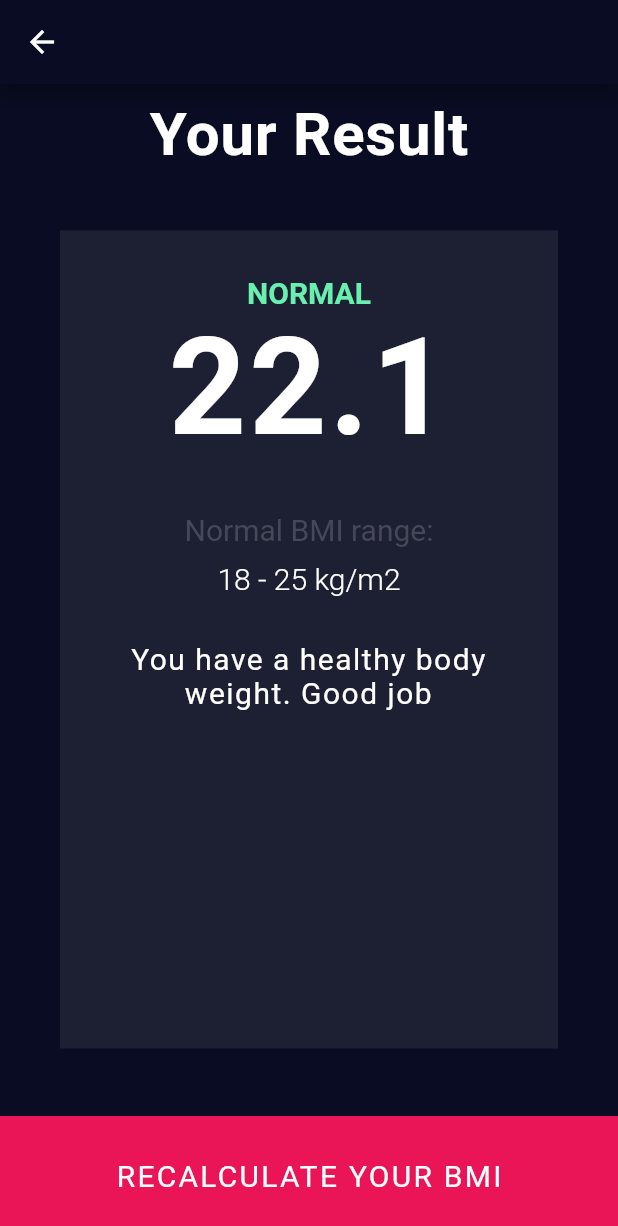
After one commit to Hasib-cirkut/bmi_calculator_flutter, a Flutter app: the ResultPage screen opened directly, on a phone screen of 412 x 824 dp. The commit adds this screen. Shown: the top 1226 px of the screen. Run offline on Flutter 3.47's test engine with Material 2 defaults, Android fonts, the phone set to English and light mode, and no system bars; our stand-ins replace font_awesome_flutter.

Commit message:
:sparkles: added results page

```diff
--- a/lib/input_page.dart
+++ b/lib/input_page.dart
@@ -1,6 +1,7 @@
 import 'package:flutter/material.dart';
 import 'package:font_awesome_flutter/font_awesome_flutter.dart';
 import 'constatnts.dart';
+import 'result_page.dart';
 
 const Color inactiveCardColor = Color(0xFF0d102b);
 const Color activeCardColor = Color(0xFF1D2033);
@@ -147,6 +148,7 @@ class _InputPageState extends State<InputPage> {
                       which: 'weight',
                       val: weight,
                       label: 'weight',
+                      subLable: 'kg',
                       onPressedPlus: () {
                         setState(() {
                           weight++;
@@ -183,7 +185,12 @@ class _InputPageState extends State<InputPage> {
               ],
             ),
           ),
-          Container(
+          GestureDetector(
+            onTap: () {
+              Navigator.push(context,
+                  MaterialPageRoute(builder: (context) => ResultPage()));
+            },
+            child: Container(
               child: Center(
                 child: Text(
                   'Calculate your bmi'.toUpperCase(),
@@ -198,6 +205,7 @@ class _InputPageState extends State<InputPage> {
               height: 80,
               width: double.infinity,
             ),
+          ),
         ],
       ),
     );
@@ -210,11 +218,13 @@ class ReusableCounter extends StatelessWidget {
       @required this.label,
       @required this.val,
       @required this.onPressedPlus,
-      @required this.onPressedMinus});
+      @required this.onPressedMinus,
+      @required this.subLabel});
 
   final String which;
   final String label;
   final int val;
+  final String subLabel;
   final Function onPressedPlus;
   final Function onPressedMinus;
 
--- /dev/null
+++ b/lib/result_page.dart
@@ -0,0 +1,113 @@
+import 'package:flutter/material.dart';
+
+class ResultPage extends StatelessWidget {
+  @override
+  Widget build(BuildContext context) {
+    return Scaffold(
+      appBar: AppBar(),
+      body: Column(
+        mainAxisAlignment: MainAxisAlignment.center,
+        children: <Widget>[
+          Expanded(
+            flex: 1,
+            child: Container(
+              margin: EdgeInsets.symmetric(vertical: 10),
+              child: Text(
+                'Your Result',
+                style: TextStyle(
+                    fontSize: 40,
+                    fontWeight: FontWeight.bold,
+                    letterSpacing: 0.5),
+              ),
+            ),
+          ),
+          Expanded(
+            flex: 6,
+            child: Padding(
+              padding: const EdgeInsets.only(left: 40, right: 40, bottom: 40),
+              child: Container(
+                width: double.infinity,
+                color: Color(0xFF1D2033),
+                child: Padding(
+                  padding: const EdgeInsets.all(30.0),
+                  child: Column(
+                    children: <Widget>[
+                      Text(
+                        'NORMAL',
+                        style: TextStyle(
+                            fontSize: 20,
+                            fontWeight: FontWeight.w600,
+                            color: Colors.greenAccent),
+                      ),
+                      Text(
+                        '22.1',
+                        style: TextStyle(
+                            fontSize: 90,
+                            fontWeight: FontWeight.w700,
+                            color: Colors.white,
+                            letterSpacing: 2),
+                      ),
+                      SizedBox(
+                        height: 30,
+                      ),
+                      Text(
+                        'Normal BMI range:',
+                        style: TextStyle(
+                            fontSize: 20,
+                            fontWeight: FontWeight.w400,
+                            color: Color(0xFF464858)),
+                      ),
+                      SizedBox(
+                        height: 10,
+                      ),
+                      Text(
+                        '18 - 25 kg/m2',
+                        style: TextStyle(
+                            fontSize: 20,
+                            fontWeight: FontWeight.w300,
+                            color: Colors.white),
+                      ),
+                      SizedBox(
+                        height: 30,
+                      ),
+                      Text(
+                        'You have a healthy body weight. Good job',
+                        textAlign: TextAlign.center,
+                        style: TextStyle(
+                          fontSize: 20,
+                          fontWeight: FontWeight.w400,
+                          color: Colors.white,
+                          letterSpacing: 1,
+                        ),
+                      ),
+                    ],
+                  ),
+                ),
+              ),
+            ),
+          ),
+          GestureDetector(
+            onTap: () {
+              Navigator.pop(context);
+            },
+            child: Container(
+              child: Center(
+                child: Text(
+                  'reCalculate your bmi'.toUpperCase(),
+                  style: TextStyle(
+                      fontSize: 20,
+                      letterSpacing: 1.5,
+                      fontWeight: FontWeight.w400),
+                ),
+              ),
+              color: Color(0xFFEA1556),
+              margin: EdgeInsets.only(top: 5),
+              height: 80,
+              width: double.infinity,
+            ),
+          ),
+        ],
+      ),
+    );
+  }
+}
```
Lines whose indentation alone changed are shown as unchanged.
